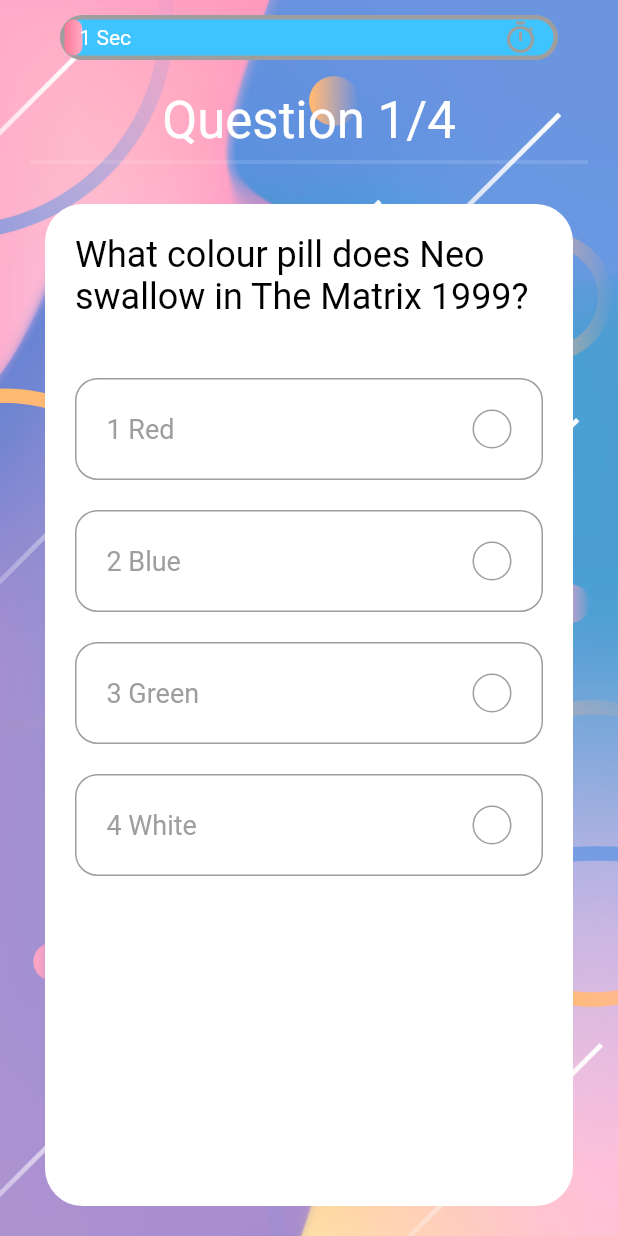
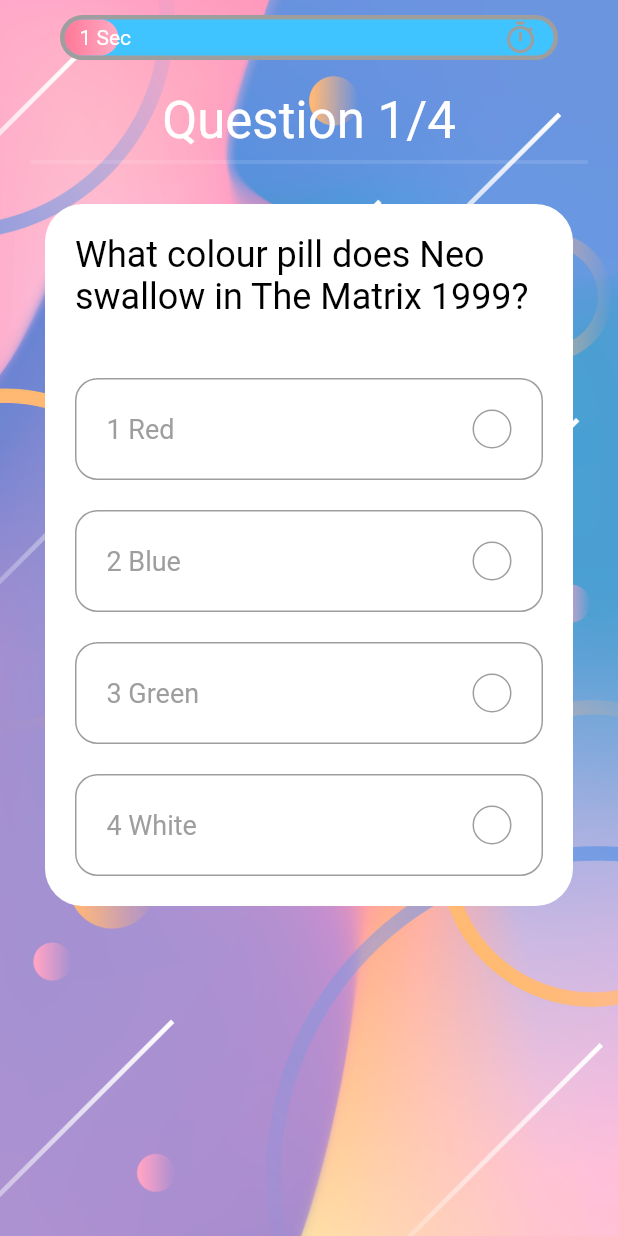
Before and after one commit to hdwhitem/Quiz_App, a Flutter app: the screen it shows after launch, after a tap on "Strart Playing", on a phone screen of 412 x 824 dp. Run offline on Flutter 3.47's test engine with Material 2 defaults, Android fonts, the phone set to English and light mode, and no system bars; our stand-ins replace get.

Commit message:
progress bar time and bugs fixed

```diff
--- a/lib/controller/question_controller.dart
+++ b/lib/controller/question_controller.dart
@@ -43,7 +43,7 @@ class QuestionController extends GetxController
   @override
   void onInit() {
     _animationController =
-        AnimationController(duration: const Duration(seconds: 30), vsync: this);
+        AnimationController(duration: const Duration(seconds: 10), vsync: this);
     _animation = Tween(begin: 0.0, end: 1.0).animate(_animationController)
       ..addListener(() {
         update();
--- a/lib/widget/progress_bar.dart
+++ b/lib/widget/progress_bar.dart
@@ -38,7 +38,7 @@ class ProgressBar extends StatelessWidget {
                   child: Row(
                     mainAxisAlignment: MainAxisAlignment.spaceBetween,
                     children: [
-                      Text("${(controller.animation.value * 30).round()} Sec"),
+                      Text("${(controller.animation.value * 10).round()} Sec"),
                       const Icon(
                         Icons.timer_sharp,
                         color: Colors.grey,
--- a/lib/widget/question_card.dart
+++ b/lib/widget/question_card.dart
@@ -16,7 +16,8 @@ class QuestionCard extends StatelessWidget {
   @override
   Widget build(BuildContext context) {
     QuestionController _controller = Get.put(QuestionController());
-    return Container(
+    return SingleChildScrollView(
+      child: Container(
         margin: const EdgeInsets.symmetric(horizontal: kDefaultPadding / 2),
         padding: const EdgeInsets.all(kDefaultPadding),
         decoration: BoxDecoration(
@@ -41,6 +42,7 @@ class QuestionCard extends StatelessWidget {
                     press: () => _controller.checkAns(question, index)))
           ],
         ),
+      ),
     );
   }
 }
```
Also changed, not shown: 2 other files. Lines whose indentation alone changed are shown as unchanged.
